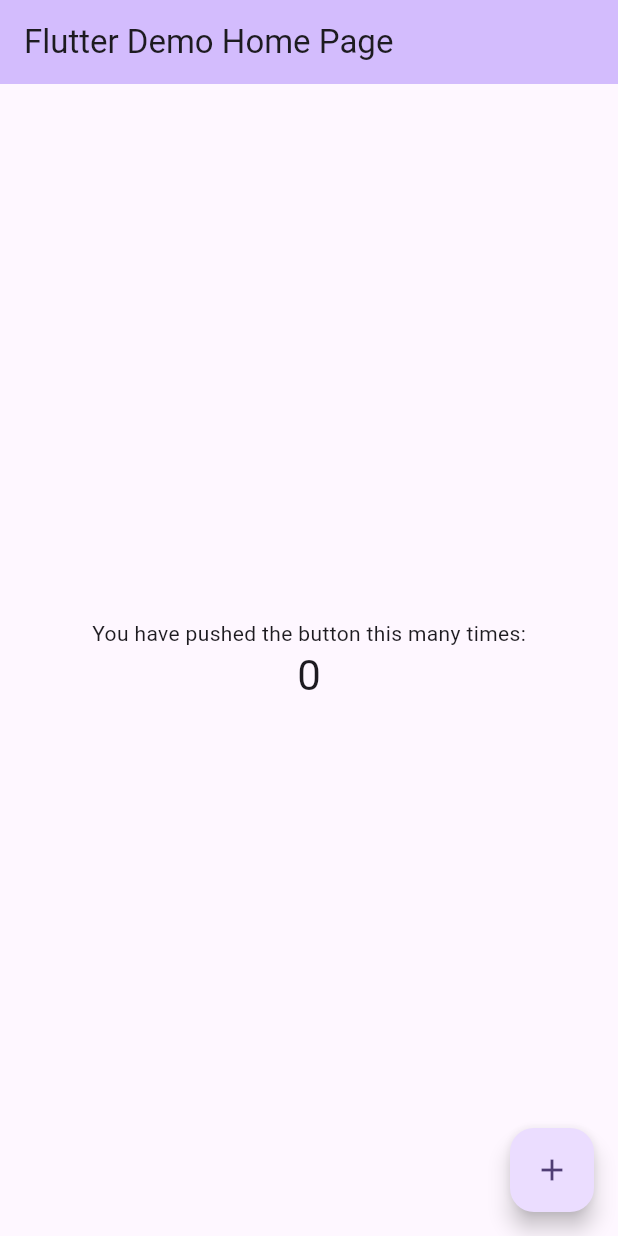
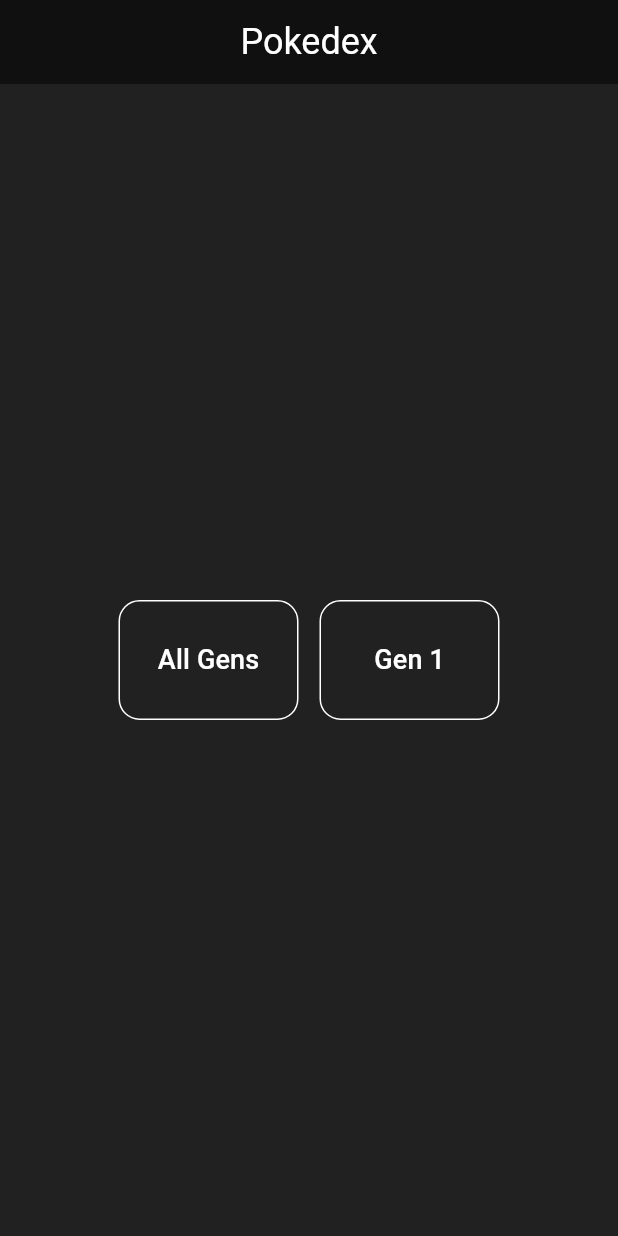
Before and after one commit to mota-pedro/PokedexApp, a Flutter app: the screen it shows after launch, on a phone screen of 412 x 824 dp. Run offline on Flutter 3.47's test engine with Material 3 defaults, Android fonts, the phone set to English and light mode, and no system bars.

Commit message:
estilizacao e primeiros botoes da homepage

```diff
--- a/pokedexapp/lib/view/HomePage.dart
+++ b/pokedexapp/lib/view/HomePage.dart
@@ -4,45 +4,58 @@ class MyHomePage extends StatefulWidget {
   const MyHomePage({super.key, required this.title});
 
   final String title;
+  final Color textColor = Colors.white;
 
   @override
   State<MyHomePage> createState() => _MyHomePageState();
 }
 
 class _MyHomePageState extends State<MyHomePage> {
-  int _counter = 0;
-
-  void _incrementCounter() {
-    setState(() {
-      _counter++;
-    });
-  }
-
   @override
   Widget build(BuildContext context) {
     return Scaffold(
       appBar: AppBar(
-        backgroundColor: Theme.of(context).colorScheme.inversePrimary,
-        title: Text(widget.title),
+        backgroundColor: Color.fromRGBO(16, 16, 16, 1),
+        title: Center(
+          child: Text(
+            widget.title,
+            style: TextStyle(color: widget.textColor, fontSize: 24),
+          ),
+        ),
       ),
       body: Center(
-        child: Column(
+        child: Row(
           mainAxisAlignment: MainAxisAlignment.center,
           children: <Widget>[
-            const Text(
-              'You have pushed the button this many times:',
+            OutlinedButton(
+                onPressed: () {},
+                style: OutlinedButton.styleFrom(
+                    side: BorderSide(color: widget.textColor),
+                    fixedSize: const Size(120, 80),
+                    shape: const RoundedRectangleBorder(
+                      borderRadius: BorderRadius.all(Radius.circular(14)),
+                    )),
+                child: Text(
+                  'All Gens',
+                  style: TextStyle(color: widget.textColor, fontSize: 18),
+                )),
+            const SizedBox(
+              width: 14,
             ),
-            Text(
-              '$_counter',
-              style: Theme.of(context).textTheme.headlineMedium,
-            ),
+            OutlinedButton(
+                onPressed: () {},
+                style: OutlinedButton.styleFrom(
+                    side: BorderSide(color: widget.textColor),
+                    fixedSize: const Size(120, 80),
+                    shape: const RoundedRectangleBorder(
+                      borderRadius: BorderRadius.all(Radius.circular(14)),
+                    )),
+                child: Text(
+                  'Gen 1',
+                  style: TextStyle(color: widget.textColor, fontSize: 18),
+                )),
           ],
         ),
-      ),
-      floatingActionButton: FloatingActionButton(
-        onPressed: _incrementCounter,
-        tooltip: 'Increment',
-        child: const Icon(Icons.add),
       ), // This trailing comma makes auto-formatting nicer for build methods.
     );
   }
--- a/pokedexapp/lib/view/MyApp.dart
+++ b/pokedexapp/lib/view/MyApp.dart
@@ -9,11 +9,8 @@ class MyApp extends StatelessWidget {
   Widget build(BuildContext context) {
     return MaterialApp(
       title: 'Flutter Demo',
-      theme: ThemeData(
-        colorScheme: ColorScheme.fromSeed(seedColor: Colors.deepPurple),
-        useMaterial3: true,
-      ),
-      home: const MyHomePage(title: 'Flutter Demo Home Page'),
+      theme: ThemeData(scaffoldBackgroundColor: Color.fromRGBO(33, 33, 33, 1)),
+      home: const MyHomePage(title: 'Pokedex'),
     );
   }
 }
```
